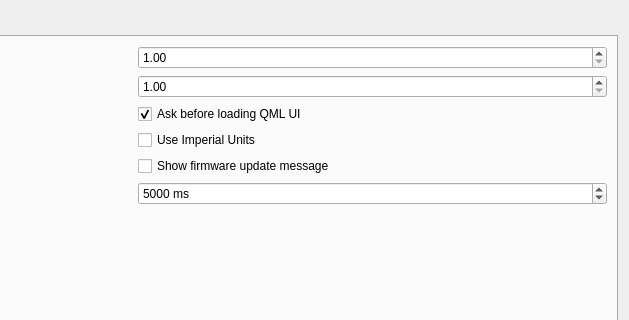
Old version of the form preferences.ui in the repository vedderb/vesc_tool; both pictures show x 359 to 988 and y 0 to 320 of the 988 by 548 pixel window.
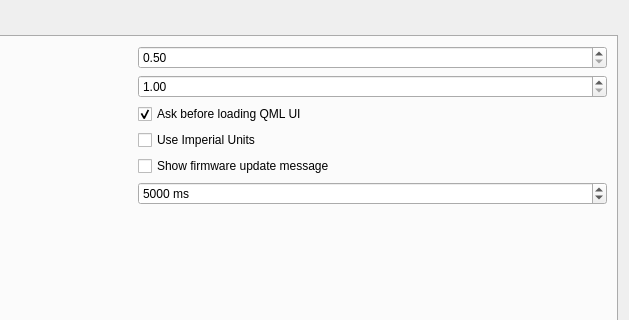
New version of the form. Icons and pictures are not drawn.

Commit message: Support for UI scale less than 1

What changed in the file:
```diff
--- a/preferences.ui
+++ b/preferences.ui
@@ -114,7 +114,7 @@
             <string>&lt;html&gt;&lt;head/&gt;&lt;body&gt;&lt;p&gt;Scale the user intefrace with this factor. Useful for high resolution monitors. VESC Tool must be restarted for this setting to take effect.&lt;/p&gt;&lt;/body&gt;&lt;/html&gt;</string>
            </property>
            <property name="minimum">
-            <double>1.000000000000000</double>
+            <double>0.500000000000000</double>
            </property>
            <property name="maximum">
             <double>3.000000000000000</double>
```
The commit also changes 2 other files.
